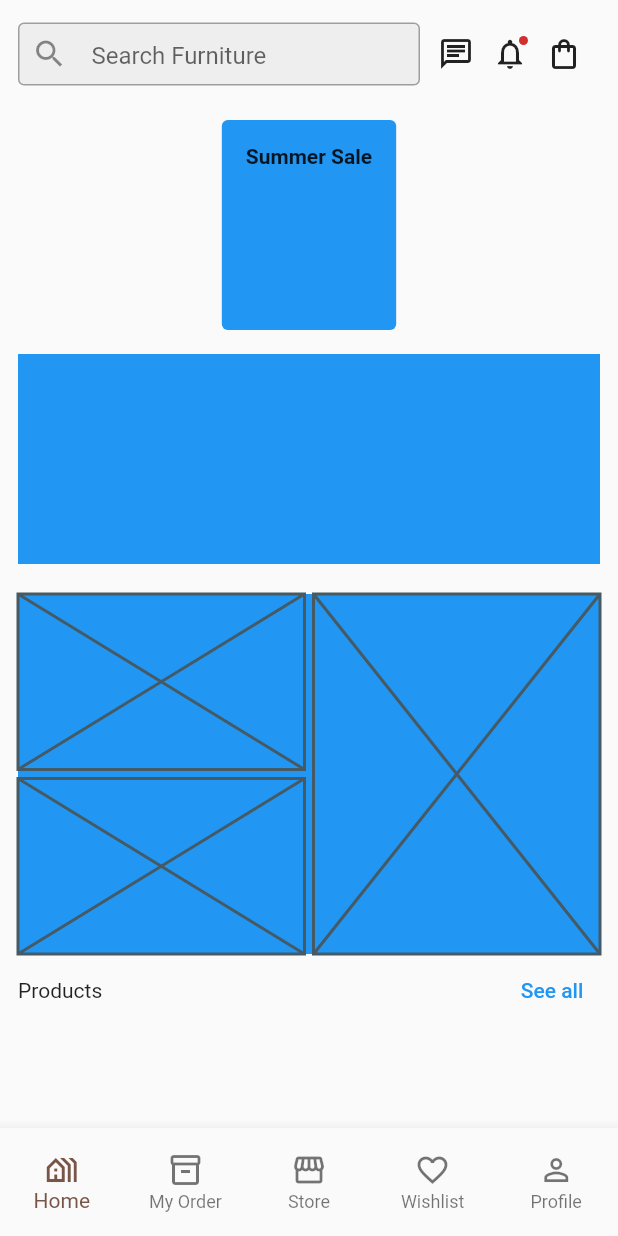
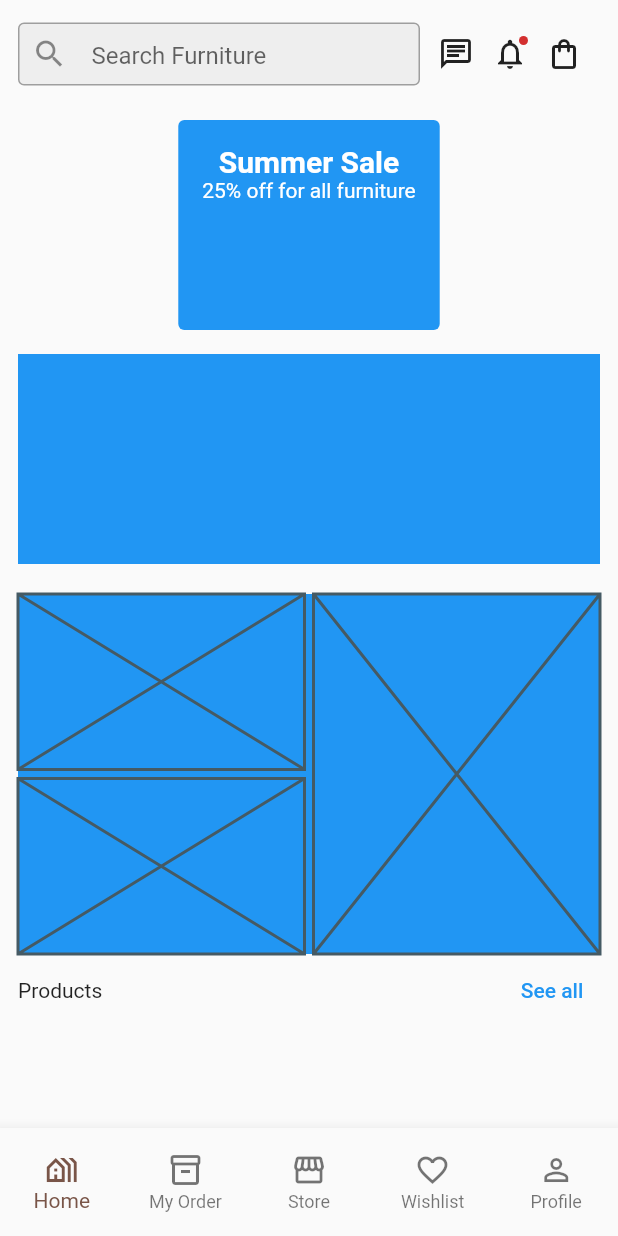
Before and after one commit to JAICHANGPARK/flutter_notebook_chapter_30, a Flutter app: the FurnitureMainPage screen opened directly, on a phone screen of 412 x 824 dp. Run offline on Flutter 3.47's test engine with Material 2 defaults, Android fonts, the phone set to English and light mode, and no system bars.

Commit message:
Update furniture_main_page.dart

```diff
--- a/lib/ep1505_furniture_store_app/view/furniture_main_page.dart
+++ b/lib/ep1505_furniture_store_app/view/furniture_main_page.dart
@@ -74,6 +74,14 @@ class _FurnitureMainPageState extends State<FurnitureMainPage> {
                               'Summer Sale',
                               style: TextStyle(
                                 fontWeight: FontWeight.bold,
+                                fontSize: 20,
+                                color: Colors.white,
+                              ),
+                            ),
+                            Text(
+                              "25% off for all furniture",
+                              style: TextStyle(
+                                color: Colors.white,
                               ),
                             )
                           ],
```
